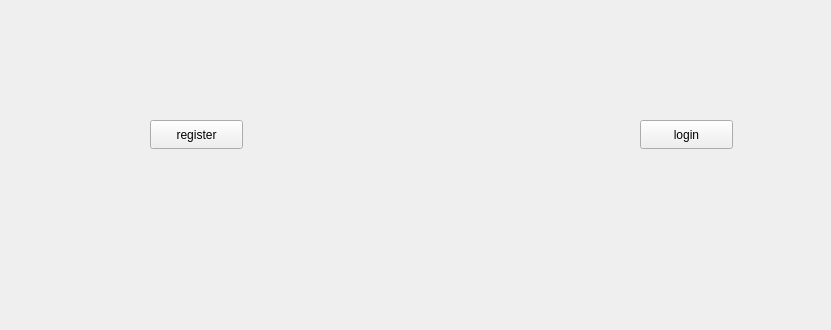
Above: mainwindow.ui from mobinaebrahim/Slay-The-Spire before the change; both pictures show x 0 to 831 and y 270 to 600 of the 916 by 600 pixel window. Below: the same form after it.
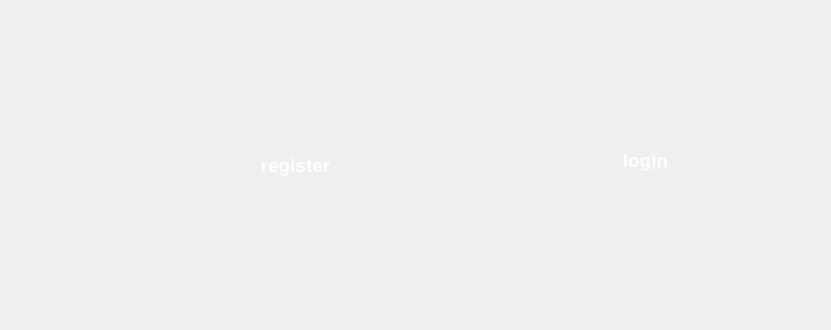
That is the form after the change. Icons and pictures are not drawn.

```diff
--- a/mainwindow.ui
+++ b/mainwindow.ui
@@ -17,12 +17,20 @@
    <widget class="QPushButton" name="btnRegister">
     <property name="geometry">
      <rect>
-      <x>150</x>
+      <x>200</x>
       <y>390</y>
-      <width>93</width>
-      <height>29</height>
+      <width>191</width>
+      <height>91</height>
      </rect>
     </property>
+    <property name="styleSheet">
+     <string notr="true">QPushButton {
+    border-image: url(:/assets/login-register-menu/buttonLRed.png) 0 0 0 0 stretch stretch;
+    border: none;
+    color: white;
+	font-size: 14pt;
+    font-weight: bold;}</string>
+    </property>
     <property name="text">
      <string>register</string>
     </property>
@@ -30,12 +38,21 @@
    <widget class="QPushButton" name="btnLogin">
     <property name="geometry">
      <rect>
-      <x>640</x>
-      <y>390</y>
-      <width>93</width>
-      <height>29</height>
+      <x>540</x>
+      <y>380</y>
+      <width>211</width>
+      <height>101</height>
      </rect>
     </property>
+    <property name="styleSheet">
+     <string notr="true">QPushButton {
+    border-image: url(:/assets/login-register-menu/buttonL.png) 0 0 0 0 stretch stretch;
+    border: none;
+    color: white;
+    font-weight: bold;
+	font-size: 14pt;
+}</string>
+    </property>
     <property name="text">
      <string>login</string>
     </property>
```
